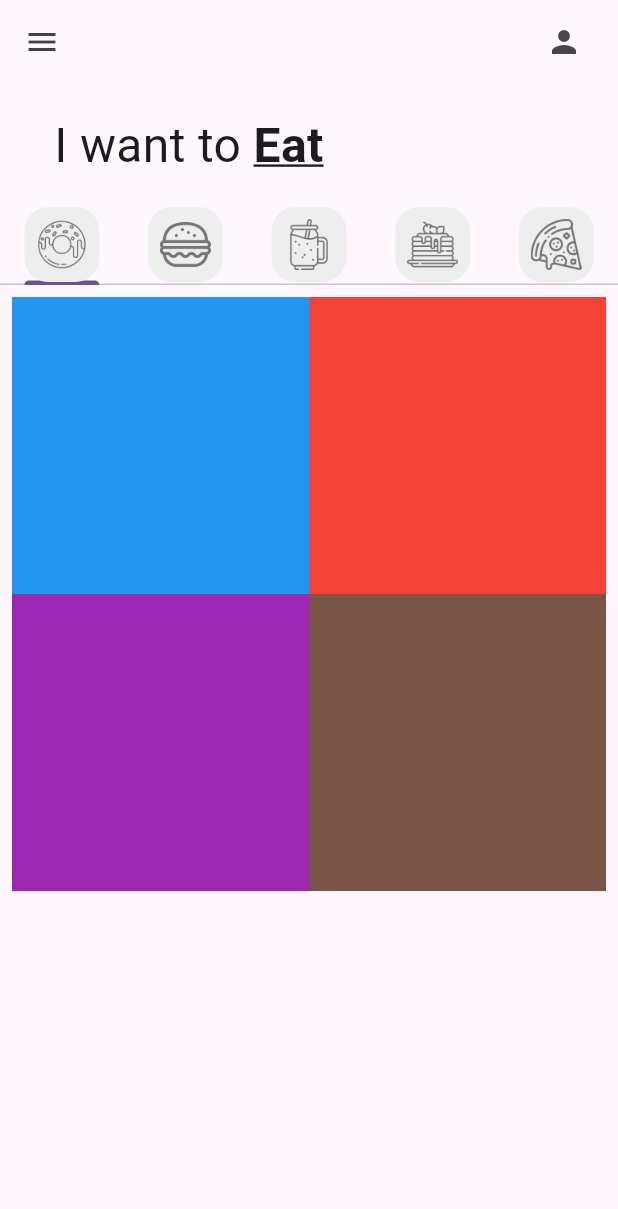
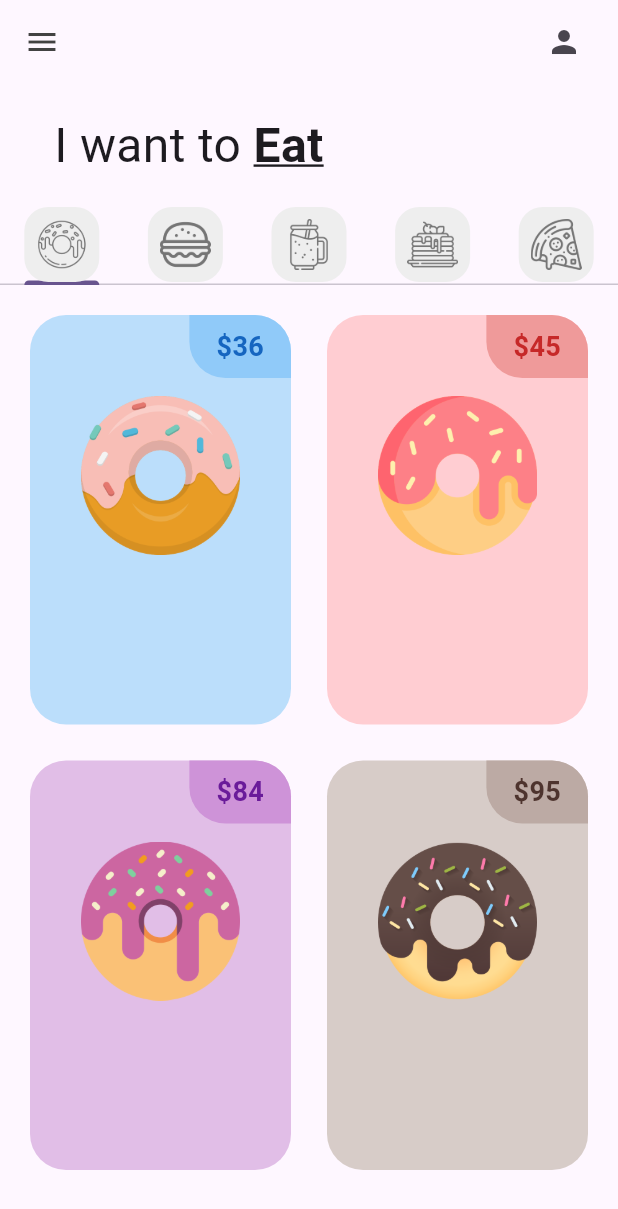
Before and after one commit to QP-bb/donut_app_2b_lopez, a Flutter app: the screen it shows after launch, on a phone screen of 412 x 824 dp. Shown: the top 1209 px of the screen. Run offline on Flutter 3.47's test engine with Material 3 defaults, Android fonts, the light colour scheme and no system bars.

Commit message:
PriceTag Added

```diff
--- a/lib/tabs/donut_tab.dart
+++ b/lib/tabs/donut_tab.dart
@@ -23,7 +23,9 @@ class DonutTab extends StatelessWidget {
       //Organiza como distribuir elementos en la cuadricula
       gridDelegate: const SliverGridDelegateWithFixedCrossAxisCount(
         //Numero de columnas
-        crossAxisCount: 2),
+        crossAxisCount: 2,
+        //Relacion de aspecto (proporcion)
+        childAspectRatio: 1/1.5,),
       itemBuilder: (context, index) {
         return DonutTile(
           donutFlavor: donutsOnSale[index][0],
--- a/lib/utils/donut_tile.dart
+++ b/lib/utils/donut_tile.dart
@@ -11,9 +11,45 @@ class DonutTile extends StatelessWidget {
 
   @override
   Widget build(BuildContext context) {
-    return Container(
-      decoration: BoxDecoration(
-        color: donutColor[500],
+    return Padding(
+      padding: const EdgeInsets.all(12.0),
+      child: Container(
+        decoration: BoxDecoration(
+          color: donutColor[100],
+          borderRadius: BorderRadius.circular(24),
+        ),
+        child: Column(
+          children: <Widget>[
+            //Price Tag
+            Row(
+              //Alinea a la derecha
+              mainAxisAlignment: MainAxisAlignment.end,
+              children: <Widget>[
+                Container(
+                  decoration: BoxDecoration(
+                    color: donutColor[200],
+                    borderRadius: BorderRadius.only(
+                      bottomLeft: Radius.circular(24),
+                      topRight: Radius.circular(24)),
+                  ),
+                  padding:
+                      const EdgeInsets.symmetric(horizontal: 18, vertical: 8),
+                  child: Text('\$$donutPrice',
+                  style: TextStyle(fontWeight: FontWeight.bold, fontSize: 18,
+                  color: donutColor[800])),
+                    ),
+                 ],
+            ),
+            //Donut Picture
+            Padding(
+              padding: const EdgeInsets.symmetric(vertical:12, horizontal: 34),
+              child: Image.asset(imageName),
+            )
+            //Donut Text
+
+            //Love icon + add button
+          ],
+        )
       ),
     );
   }
```
